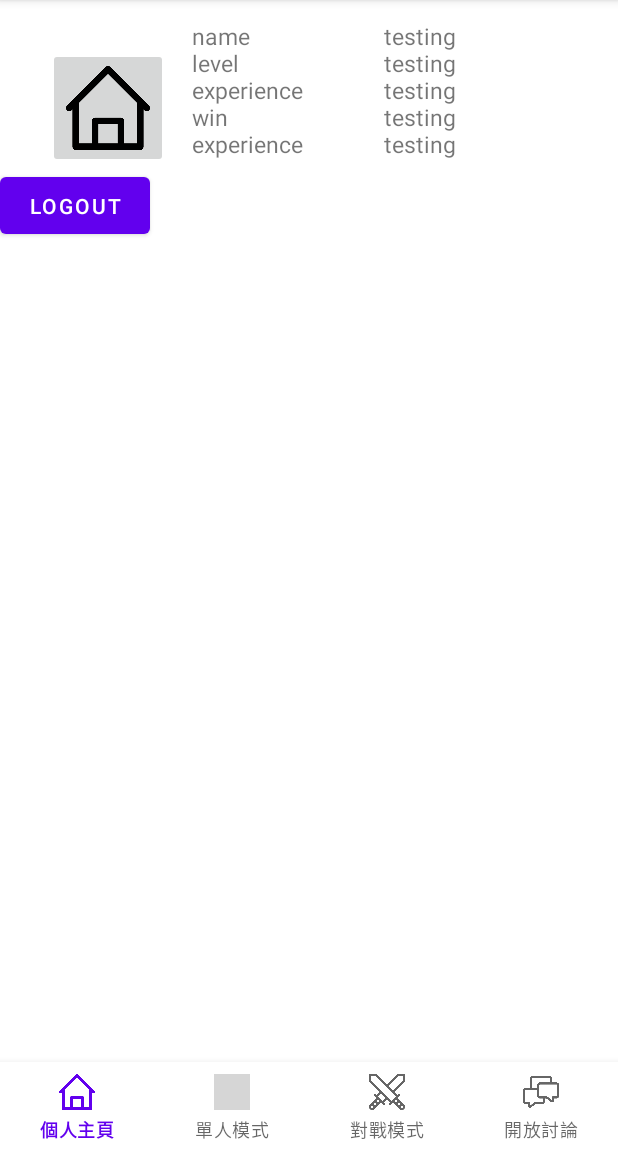
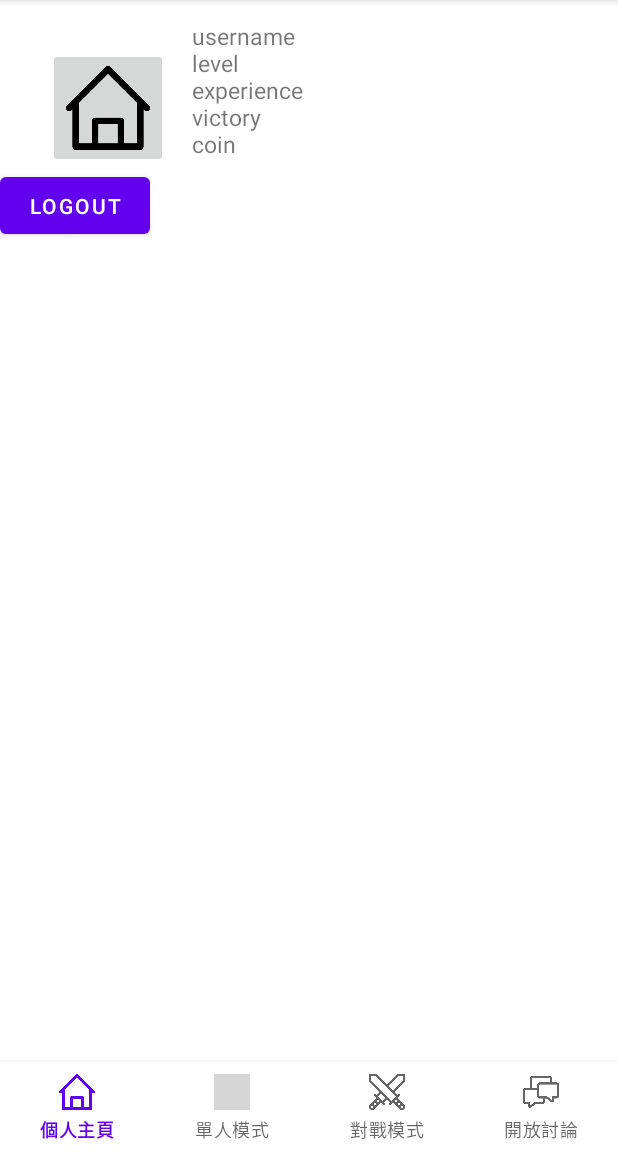
Before and after one commit to panliu0310/Quizdle, an Android app: the screen it shows after launch once a user with an empty profile is signed in (MainActivity), on a phone screen of 412 x 824 dp, the part 84-1236 px from its top. Run offline under Robolectric (Android 15) with nearby library versions, the phone set to English and light mode, and no system bars; our stand-ins replace Firebase (no records; nobody signed in at launch, a user with empty details on screens opened directly); grey boxes are pictures that could not be loaded.

Commit message:
Changed User schema, successfully fetch data from database

```diff
--- a/app/src/main/java/edu/cuhk/csci3310/quizdle/HomeFragment.java
+++ b/app/src/main/java/edu/cuhk/csci3310/quizdle/HomeFragment.java
@@ -21,17 +21,30 @@ import com.google.android.gms.tasks.OnCompleteListener;
 import com.google.android.gms.tasks.Task;
 import com.google.firebase.auth.FirebaseAuth;
 import com.google.firebase.auth.FirebaseUser;
+import com.google.firebase.firestore.CollectionReference;
+import com.google.firebase.firestore.FirebaseFirestore;
+import com.google.firebase.firestore.Query;
+import com.google.firebase.firestore.QueryDocumentSnapshot;
+import com.google.firebase.firestore.QuerySnapshot;
+
+import edu.cuhk.csci3310.quizdle.customview.ProfilePairView;
 
 public class HomeFragment extends Fragment {
 
+    private String email = "";
     private static final String TAG = "HomeFragment";
     private static final int PICK_IMAGE_REQUEST = 1;
+
+    ProfilePairView ppvUsername;
+    ProfilePairView ppvLevel;
+    ProfilePairView ppvExperience;
+    ProfilePairView ppvVictory;
+    ProfilePairView ppvCoin;
 
     private FirebaseAuth mFirebaseAuth;
     private GoogleSignInClient mGoogleSignInClient;
 
-    private ImageButton ibIcon;
-    private Button btnLogout;
+    private FirebaseFirestore mFirestore;
 
     public HomeFragment() {
         // Required empty public constructor
@@ -54,6 +67,10 @@ public class HomeFragment extends Fragment {
         // initialize Firebase Auth
         mFirebaseAuth = FirebaseAuth.getInstance();
         checkUser();
+
+        // Enable Firestore logging
+        FirebaseFirestore.setLoggingEnabled(true);
+        mFirestore = FirebaseFirestore.getInstance();
     }
 
     @Override
@@ -62,29 +79,39 @@ public class HomeFragment extends Fragment {
         // Inflate the layout for this fragment
         View view = inflater.inflate(R.layout.fragment_home, container, false);
 
-        ibIcon = view.findViewById(R.id.ib_icon);
+        ImageButton ibIcon = view.findViewById(R.id.ib_icon);
         ibIcon.setOnClickListener(new View.OnClickListener() {
             @Override
             public void onClick(View v) {
                 openFileChooser();
             }
         });
-        btnLogout = view.findViewById(R.id.btn_logout);
+        Button btnLogout = view.findViewById(R.id.btn_logout);
         btnLogout.setOnClickListener(new View.OnClickListener() {
             @Override
             public void onClick(View v) {
                 revokeAccess();
             }
         });
+        ppvUsername = view.findViewById(R.id.ppv_username);
+        ppvLevel = view.findViewById(R.id.ppv_level);
+        ppvExperience = view.findViewById(R.id.ppv_experience);
+        ppvVictory = view.findViewById(R.id.ppv_victory);
+        ppvCoin = view.findViewById(R.id.ppv_coin);
+        setField();
         return view;
     }
 
     private void checkUser(){
         // get current user
         FirebaseUser firebaseUser = mFirebaseAuth.getCurrentUser();
+
         if (firebaseUser == null){
             // user not logged in
             startActivity(new Intent(getContext(), LoginActivity.class));
+        } else {
+            // set email to fetch data
+            email = firebaseUser.getEmail();
         }
     }
 
@@ -109,4 +136,34 @@ public class HomeFragment extends Fragment {
         //startActivityForResult(intent, PICK_IMAGE_REQUEST);
     }
 
+    // set ppv content
+    private void setField(){
+        CollectionReference usersRef = mFirestore.collection("users");
+        usersRef.whereEqualTo("email", email)
+                .get()
+                .addOnCompleteListener(new OnCompleteListener<QuerySnapshot>() {
+                    @Override
+                    public void onComplete(@NonNull Task<QuerySnapshot> task) {
+                        if (task.isSuccessful()) {
+                            for (QueryDocumentSnapshot document : task.getResult()) {
+                                Log.d(TAG, document.getId() + " => " + document.getData());
+                                ppvUsername.setContent(String.valueOf(document.getData().get("username")));
+                                ppvLevel.setContent(String.valueOf(document.getData().get("level")));
+                                ppvExperience.setContent(
+                                        String.valueOf(document.getData().get("experience")),
+                                        String.valueOf(document.getData().get("upgradeRequired"))
+                                );
+                                ppvVictory.setContent(
+                                        String.valueOf(document.getData().get("victory")),
+                                        String.valueOf(document.getData().get("totalMatch"))
+                                );
+                                ppvCoin.setContent(String.valueOf(document.getData().get("coin")));
+                            }
+                        } else {
+                            Log.d(TAG, "Error getting documents: ", task.getException());
+                        }
+                    }
+                });
+    }
+
 }
--- a/app/src/main/java/edu/cuhk/csci3310/quizdle/LoginActivity.java
+++ b/app/src/main/java/edu/cuhk/csci3310/quizdle/LoginActivity.java
@@ -34,6 +34,7 @@ public class LoginActivity extends AppCompatActivity implements View.OnClickList
 
     SignInButton signInButton;
 
+    private String email = "";
     private static final String TAG = "LoginActivity";
 
     public static final int RC_SIGN_IN = 9001;
@@ -119,7 +120,7 @@ public class LoginActivity extends AppCompatActivity implements View.OnClickList
                         FirebaseUser firebaseUser = mFirebaseAuth.getCurrentUser();
                         // get user info
                         String uid = firebaseUser.getUid();
-                        String email = firebaseUser.getEmail();
+                        email = firebaseUser.getEmail();
 
                         Log.d(TAG, "onSuccess: Email: " + email);
                         Log.d(TAG, "onSuccess: UID: " + uid);
@@ -153,7 +154,7 @@ public class LoginActivity extends AppCompatActivity implements View.OnClickList
     private void createAccount(){
         // create "User" data set in firebase
         CollectionReference newUser = mFirestore.collection("users");
-        User user = UserUtil.createNewUser(this);
+        User user = UserUtil.createNewUser(email);
         newUser.add(user)
                 .addOnSuccessListener(new OnSuccessListener() {
                     @Override
--- a/app/src/main/java/edu/cuhk/csci3310/quizdle/customview/ProfilePairView.java
+++ b/app/src/main/java/edu/cuhk/csci3310/quizdle/customview/ProfilePairView.java
@@ -34,16 +34,18 @@ public class ProfilePairView extends ConstraintLayout {
         } finally {
             a.recycle();
         }
-        fetchProfileFromFirestore();
-        setField();
+        setName();
     }
 
-    private void setField(){
+    private void setName(){
         tvName.setText(name);
+    }
+
+    public void setContent(String content){
         tvContent.setText(content);
     }
 
-    public void fetchProfileFromFirestore(){
-        content = "testing";
+    public void setContent(String content1, String content2){
+        tvContent.setText(content1 + "/" + content2);
     }
 }
--- a/app/src/main/res/layout/fragment_home.xml
+++ b/app/src/main/res/layout/fragment_home.xml
@@ -34,10 +34,10 @@
                 app:layout_constraintTop_toTopOf="parent"/>
 
             <edu.cuhk.csci3310.quizdle.customview.ProfilePairView
-                android:id="@+id/ppv_name"
+                android:id="@+id/ppv_username"
                 android:layout_width="0dp"
                 android:layout_height="wrap_content"
-                app:profileName="name"
+                app:profileName="username"
                 app:layout_constraintStart_toEndOf="@id/ib_icon"
                 app:layout_constraintTop_toTopOf="parent"/>
 
@@ -47,7 +47,7 @@
                 android:layout_height="wrap_content"
                 app:profileName="level"
                 app:layout_constraintStart_toEndOf="@id/ib_icon"
-                app:layout_constraintTop_toBottomOf="@id/ppv_name"/>
+                app:layout_constraintTop_toBottomOf="@id/ppv_username"/>
 
             <edu.cuhk.csci3310.quizdle.customview.ProfilePairView
                 android:id="@+id/ppv_experience"
@@ -58,10 +58,10 @@
                 app:layout_constraintTop_toBottomOf="@id/ppv_level"/>
 
             <edu.cuhk.csci3310.quizdle.customview.ProfilePairView
-                android:id="@+id/ppv_win"
+                android:id="@+id/ppv_victory"
                 android:layout_width="0dp"
                 android:layout_height="wrap_content"
-                app:profileName="win"
+                app:profileName="victory"
                 app:layout_constraintStart_toEndOf="@id/ib_icon"
                 app:layout_constraintTop_toBottomOf="@id/ppv_experience"/>
 
@@ -69,9 +69,9 @@
                 android:id="@+id/ppv_coin"
                 android:layout_width="0dp"
                 android:layout_height="wrap_content"
-                app:profileName="experience"
+                app:profileName="coin"
                 app:layout_constraintStart_toEndOf="@id/ib_icon"
-                app:layout_constraintTop_toBottomOf="@id/ppv_win"/>
+                app:layout_constraintTop_toBottomOf="@id/ppv_victory"/>
 
         </androidx.constraintlayout.widget.ConstraintLayout>
 
--- a/app/src/main/res/layout/view_profile_pair.xml
+++ b/app/src/main/res/layout/view_profile_pair.xml
@@ -8,7 +8,7 @@
     <TextView
         android:id="@+id/tv_name"
         style="@style/textStyle"
-        android:layout_width="120dp"
+        android:layout_width="90dp"
         android:layout_height="wrap_content"
         android:layout_marginStart="@dimen/marginstart_common"
         app:layout_constraintBottom_toBottomOf="parent"
```
Also changed, not shown: app/src/main/java/edu/cuhk/csci3310/quizdle/model/User.java (+34 -35 lines), app/src/main/java/edu/cuhk/csci3310/quizdle/util/UserUtil.java (+7 -4 lines).
